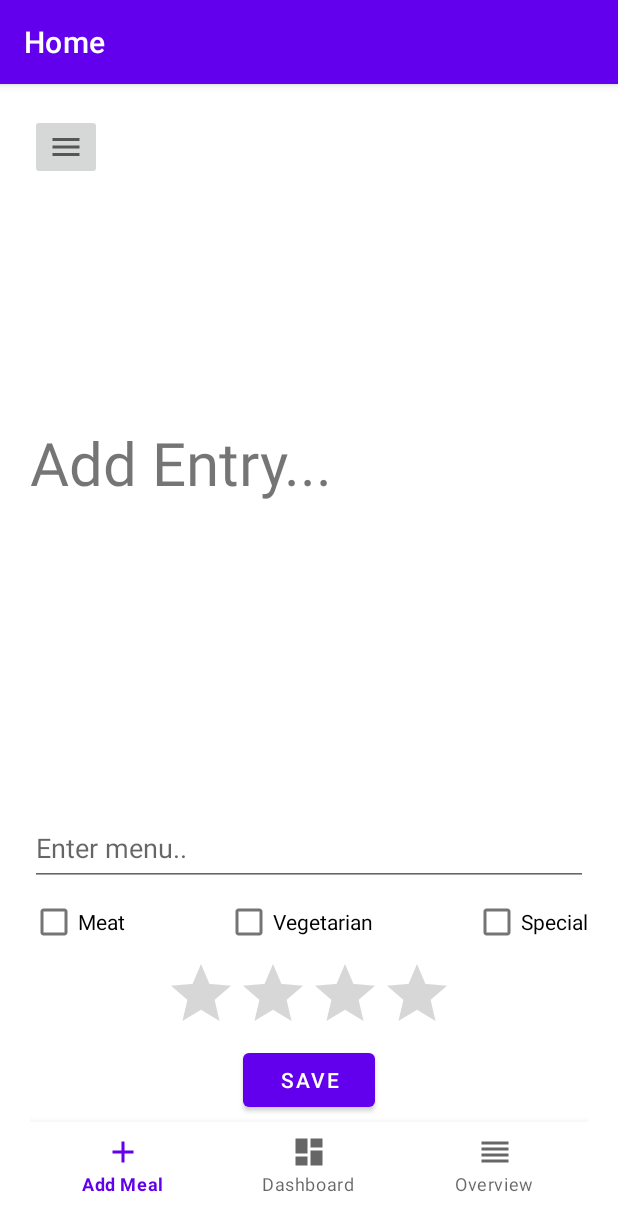
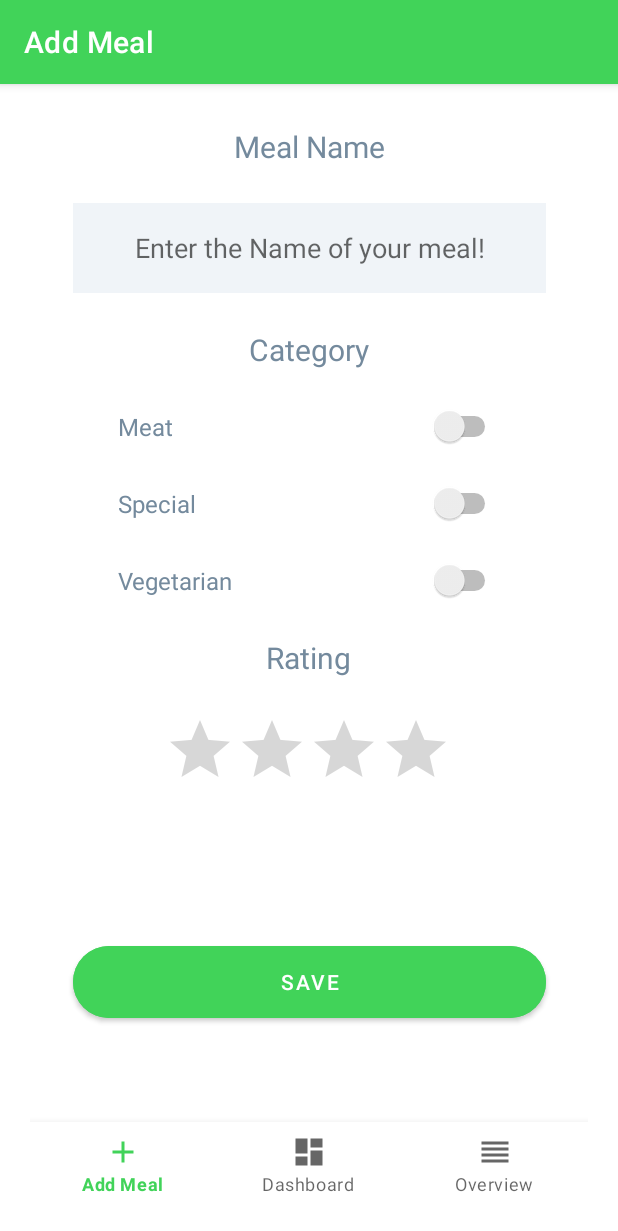
Before and after one commit to sw21-tug/Team_13, an Android app: the AddMealFragment screen opened through its navigation route, on a phone screen of 412 x 824 dp. Shown: the top 1231 px of the screen. Run offline under Robolectric (Android 15) with nearby library versions, the phone set to English and light mode, and no system bars; our stand-ins replace navigation-ui.

Commit message:
DMM-021 Redesign of Add Meal form [EP, PM]

```diff
--- a/app/build.gradle
+++ b/app/build.gradle
@@ -2,7 +2,7 @@ plugins {
     id 'com.android.application'
     id 'kotlin-android'
     id 'kotlin-kapt'
-    id 'kotlin-android-extensions'
+    //id 'kotlin-android-extensions'
 }
 
 android {
@@ -31,6 +31,10 @@ android {
     }
     kotlinOptions {
         jvmTarget = '1.8'
+    }
+
+    buildFeatures {
+        viewBinding true
     }
 }
 
--- a/app/src/main/AndroidManifest.xml
+++ b/app/src/main/AndroidManifest.xml
@@ -9,11 +9,6 @@
         android:roundIcon="@mipmap/ic_launcher_round"
         android:supportsRtl="true"
         android:theme="@style/Theme.DealMyMeal">
-
-        <activity
-            android:name=".BurgerMenu"
-            android:label="@string/title_activity_burger_menu"
-            android:theme="@style/Theme.DealMyMeal.NoActionBar"></activity>
         <activity android:name=".MainActivity">
             <intent-filter>
                 <action android:name="android.intent.action.MAIN" />
--- a/app/src/main/java/com/team13/dealmymeal/ui/home/AddMealFragment.kt
+++ b/app/src/main/java/com/team13/dealmymeal/ui/home/AddMealFragment.kt
@@ -28,30 +28,9 @@ class AddMealFragment : Fragment() {
                 ViewModelProvider(this).get(AddMealViewModel::class.java)
         val root = inflater.inflate(R.layout.fragment_addmeal, container, false)
 
-
-        val btn = root.findViewById<ImageButton>(R.id.btnmenu)
-        val menu = root.findViewById<NavigationView>(R.id.nav_bar_id)
-        btn.setOnClickListener()
-        {
-            if(menu.visibility == View.VISIBLE)
-            {
-                menu.visibility = View.INVISIBLE
-            }
-            else
-            {
-                menu.visibility = View.VISIBLE
-            }
-
-        }
-
-
-
-
         AppCompatActivity()
         //val view = inflater.inflate(R.layout.fragment_addmeal, container, true)
 
-
-        val form_textview = root.findViewById<TextView>(R.id.form_showEntry)
         val save_button = root.findViewById<Button>(R.id.form_save)
         val form_editText = root.findViewById<EditText>(R.id.form_edit)
         val text = form_editText.text
@@ -61,20 +40,8 @@ class AddMealFragment : Fragment() {
             toast.setGravity(Gravity.TOP, 0, 250)
             toast.show()
 
-            form_textview.setText(text)
 
         }
-
-
-
-
-
-
-
-
-
-
-
 
         return root
     }
--- a/app/src/main/res/layout/fragment_addmeal.xml
+++ b/app/src/main/res/layout/fragment_addmeal.xml
@@ -2,101 +2,128 @@
 <androidx.constraintlayout.widget.ConstraintLayout xmlns:android="http://schemas.android.com/apk/res/android"
     xmlns:app="http://schemas.android.com/apk/res-auto"
     xmlns:tools="http://schemas.android.com/tools"
+    android:id="@+id/fragment_addMeal"
     android:layout_width="match_parent"
     android:layout_height="match_parent"
-    tools:context=".ui.home.AddMealFragment"
+    android:backgroundTint="#F0F4F8"
     android:paddingBottom="60dp"
-    android:id="@+id/fragment_addMeal"
-    >
-
-
-    <ImageButton
-        android:id="@+id/btnmenu"
-        android:layout_width="wrap_content"
-        android:layout_height="wrap_content"
-        android:contentDescription="@string/MenuButtonHomeFragment"
-        android:src="@drawable/ic_burger_menu"
-        app:layout_constraintStart_toStartOf="parent"
-        app:layout_constraintTop_toTopOf="parent"
-        android:paddingBottom="10dp"/>
-
-    <com.google.android.material.navigation.NavigationView
-        android:id="@+id/nav_bar_id"
-        android:layout_width="294dp"
-        android:layout_height="500dp"
-        android:visibility="invisible"
-        app:layout_constraintBottom_toBottomOf="parent"
-        app:layout_constraintStart_toStartOf="parent"
-        app:layout_constraintTop_toBottomOf="@+id/btnmenu" />
-
-
+    tools:context=".ui.home.AddMealFragment">
 
     <EditText
         android:id="@+id/form_edit"
-        android:layout_width="match_parent"
-        android:layout_height="50dp"
+        android:layout_width="315dp"
+        android:layout_height="60dp"
+        android:layout_marginTop="24dp"
+        android:autofillHints=""
+        android:background="#F0F4F8"
         android:hint="@string/enter_menu"
-        app:layout_constraintBottom_toTopOf="@+id/check_veggie"
+        android:inputType="text"
+        android:textAlignment="center"
+        android:textColor="#A6BCD0"
+        app:layout_constraintEnd_toEndOf="parent"
         app:layout_constraintStart_toStartOf="parent"
-        android:inputType="text"
-        android:autofillHints="" />
+        app:layout_constraintTop_toBottomOf="@+id/textView" />
 
     <Button
         android:id="@+id/form_save"
-        android:layout_width="wrap_content"
-        android:layout_height="wrap_content"
+        android:layout_width="315dp"
+        android:layout_height="60dp"
+        android:layout_marginTop="32dp"
+        android:backgroundTint="#41D359"
         android:text="@string/save"
+        android:textColor="@color/white"
+        android:textSize="14sp"
+        app:cornerRadius="36dp"
         app:layout_constraintBottom_toBottomOf="parent"
         app:layout_constraintEnd_toEndOf="parent"
-        app:layout_constraintStart_toStartOf="parent" />
+        app:layout_constraintStart_toStartOf="parent"
+        app:layout_constraintTop_toBottomOf="@+id/form_ratingBar" />
 
     <RatingBar
         android:id="@+id/form_ratingBar"
         android:layout_width="wrap_content"
         android:layout_height="wrap_content"
+        android:layout_marginTop="24dp"
         android:numStars="4"
-        app:layout_constraintBottom_toTopOf="@+id/form_save"
         app:layout_constraintEnd_toEndOf="parent"
-        app:layout_constraintStart_toStartOf="parent" />
+        app:layout_constraintHorizontal_bias="0.497"
+        app:layout_constraintStart_toStartOf="parent"
+        app:layout_constraintTop_toBottomOf="@+id/textView4" />
+
+    <Switch
+        android:id="@+id/check_meat"
+        android:layout_width="255dp"
+        android:layout_height="wrap_content"
+        android:layout_marginTop="24dp"
+        android:text="@string/meat"
+        android:textColor="#748A9D"
+        android:textSize="16sp"
+        app:layout_constraintEnd_toEndOf="parent"
+        app:layout_constraintStart_toStartOf="parent"
+        app:layout_constraintTop_toBottomOf="@+id/textView3" />
+
+    <Switch
+        android:id="@+id/check_veggie"
+        android:layout_width="255dp"
+        android:layout_height="wrap_content"
+        android:layout_marginTop="24dp"
+        android:text="@string/vegetarian"
+        android:textColor="#748A9D"
+        android:textSize="16sp"
+        app:layout_constraintEnd_toEndOf="parent"
+        app:layout_constraintStart_toStartOf="parent"
+        app:layout_constraintTop_toBottomOf="@+id/check_special" />
+
+    <Switch
+        android:id="@+id/check_special"
+        android:layout_width="255dp"
+        android:layout_height="wrap_content"
+        android:layout_marginTop="24dp"
+        android:text="@string/special"
+        android:textColor="#748A9D"
+        android:textSize="16sp"
+        app:layout_constraintEnd_toEndOf="parent"
+        app:layout_constraintStart_toStartOf="parent"
+        app:layout_constraintTop_toBottomOf="@+id/check_meat" />
 
     <TextView
-        android:id="@+id/form_showEntry"
-        android:layout_width="400dp"
+        android:id="@+id/textView"
+        android:layout_width="wrap_content"
         android:layout_height="wrap_content"
-        android:text="@string/add_entry"
-        android:textSize="40sp"
+        android:layout_marginTop="8dp"
+        android:layout_marginBottom="24dp"
+        android:text="Meal Name"
+        android:textColor="#748A9D"
+        android:textSize="20sp"
         app:layout_constraintBottom_toTopOf="@+id/form_edit"
+        app:layout_constraintEnd_toEndOf="parent"
         app:layout_constraintStart_toStartOf="parent"
         app:layout_constraintTop_toTopOf="parent" />
 
-    <CheckBox
-        android:id="@+id/check_meat"
+    <TextView
+        android:id="@+id/textView3"
         android:layout_width="wrap_content"
         android:layout_height="wrap_content"
-        android:text="@string/meat"
-        app:layout_constraintBottom_toTopOf="@+id/form_ratingBar"
-        app:layout_constraintStart_toStartOf="parent" />
+        android:layout_marginTop="24dp"
+        android:text="Category"
+        android:textColor="#748A9D"
+        android:textSize="20sp"
+        app:layout_constraintEnd_toEndOf="parent"
+        app:layout_constraintStart_toStartOf="parent"
+        app:layout_constraintTop_toBottomOf="@+id/form_edit" />
 
-    <CheckBox
-        android:id="@+id/check_veggie"
+    <TextView
+        android:id="@+id/textView4"
         android:layout_width="wrap_content"
         android:layout_height="wrap_content"
-        android:text="@string/vegetarian"
-
-        app:layout_constraintBottom_toTopOf="@+id/form_ratingBar"
-        app:layout_constraintEnd_toStartOf="@+id/check_special"
-        app:layout_constraintStart_toEndOf="@+id/check_meat" />
-
-    <CheckBox
-        android:id="@+id/check_special"
-        android:layout_width="wrap_content"
-        android:layout_height="wrap_content"
-        android:text="@string/special"
-        app:layout_constraintBottom_toTopOf="@+id/form_ratingBar"
-        app:layout_constraintEnd_toEndOf="parent" />
-
-
-
+        android:layout_marginTop="24dp"
+        android:text="Rating"
+        android:textColor="#748A9D"
+        android:textSize="20sp"
+        app:layout_constraintEnd_toEndOf="parent"
+        app:layout_constraintHorizontal_bias="0.498"
+        app:layout_constraintStart_toStartOf="parent"
+        app:layout_constraintTop_toBottomOf="@+id/check_veggie" />
 
 
 </androidx.constraintlayout.widget.ConstraintLayout>
--- a/app/src/main/res/navigation/mobile_navigation.xml
+++ b/app/src/main/res/navigation/mobile_navigation.xml
@@ -8,7 +8,7 @@
     <fragment
         android:id="@+id/navigation_addMeal"
         android:name="com.team13.dealmymeal.ui.home.AddMealFragment"
-        android:label="@string/title_home"
+        android:label="@string/title_addmeal"
         tools:layout="@layout/fragment_addmeal" />
 
     <fragment
--- a/app/src/main/res/values/colors.xml
+++ b/app/src/main/res/values/colors.xml
@@ -8,4 +8,5 @@
     <color name="black">#FF000000</color>
     <color name="white">#FFFFFFFF</color>
     <color name="red">#FF0000</color>
+    <color name="green">#41D359</color>
 </resources>
--- a/app/src/main/res/values/strings.xml
+++ b/app/src/main/res/values/strings.xml
@@ -15,14 +15,14 @@
     <string name="menu_slideshow">Slideshow</string>
     <string name="burgerbuttonmenu">BurgerButtonMenu</string>
     <string name="title_activity_test">MainActivity</string>
-    <string name="title_home">Home</string>
+    <string name="title_addmeal">Add Meal</string>
     <string name="title_dashboard">Dashboard</string>
     <string name="title_overview">Overview</string>
     <string name="title_activity_navigation_bar">MainActivity</string>
     <string name="delete">Delete</string>
     <string name="MenuButtonHomeFragment">MenuButtonHomeFragment</string>
     <string name="add_meal">Add Meal</string>
-    <string name="enter_menu">Enter menu..</string>
+    <string name="enter_menu">Enter the Name of your meal!</string>
     <string name="save">save</string>
     <string name="cancel">cancel</string>
     <string name="add_entry">Add Entry...</string>
--- a/app/src/main/res/values/themes.xml
+++ b/app/src/main/res/values/themes.xml
@@ -2,16 +2,16 @@
     <!-- Base application theme. -->
     <style name="Theme.DealMyMeal" parent="Theme.MaterialComponents.DayNight.DarkActionBar">
         <!-- Primary brand color. -->
-        <item name="colorPrimary">@color/purple_500</item>
-        <item name="colorPrimaryVariant">@color/purple_700</item>
-        <item name="colorOnPrimary">@color/white</item>
+        <item name="colorPrimary">@color/green</item>
+        <item name="colorPrimaryVariant">@color/green</item>
+        <item name="colorOnPrimary">@color/green</item>
         <!-- Secondary brand color. -->
-        <item name="colorSecondary">@color/teal_200</item>
-        <item name="colorSecondaryVariant">@color/teal_700</item>
-        <item name="colorOnSecondary">@color/black</item>
+        <item name="colorSecondary">@color/green</item>
+        <item name="colorSecondaryVariant">@color/green</item>
+        <item name="colorOnSecondary">@color/green</item>
         <!-- Status bar color. -->
         <item name="android:statusBarColor" tools:targetApi="l">?attr/colorPrimaryVariant</item>
-        <item name="actionModeBackground">@color/purple_500</item>
+        <item name="actionModeBackground">@color/green</item>
         <item name="actionModeCloseDrawable">@drawable/ic_round_close_24</item>
         <!-- Customize your theme here. -->
     </style>
```
Also changed, not shown: 2 other files.
